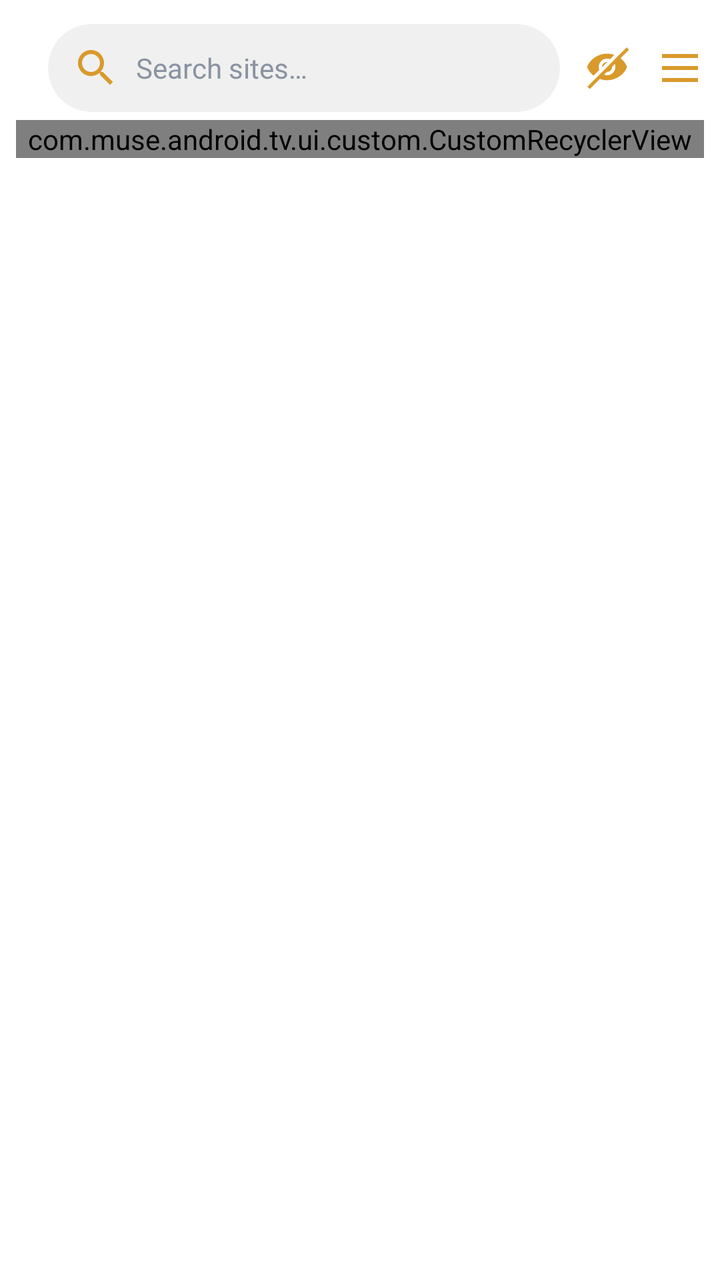
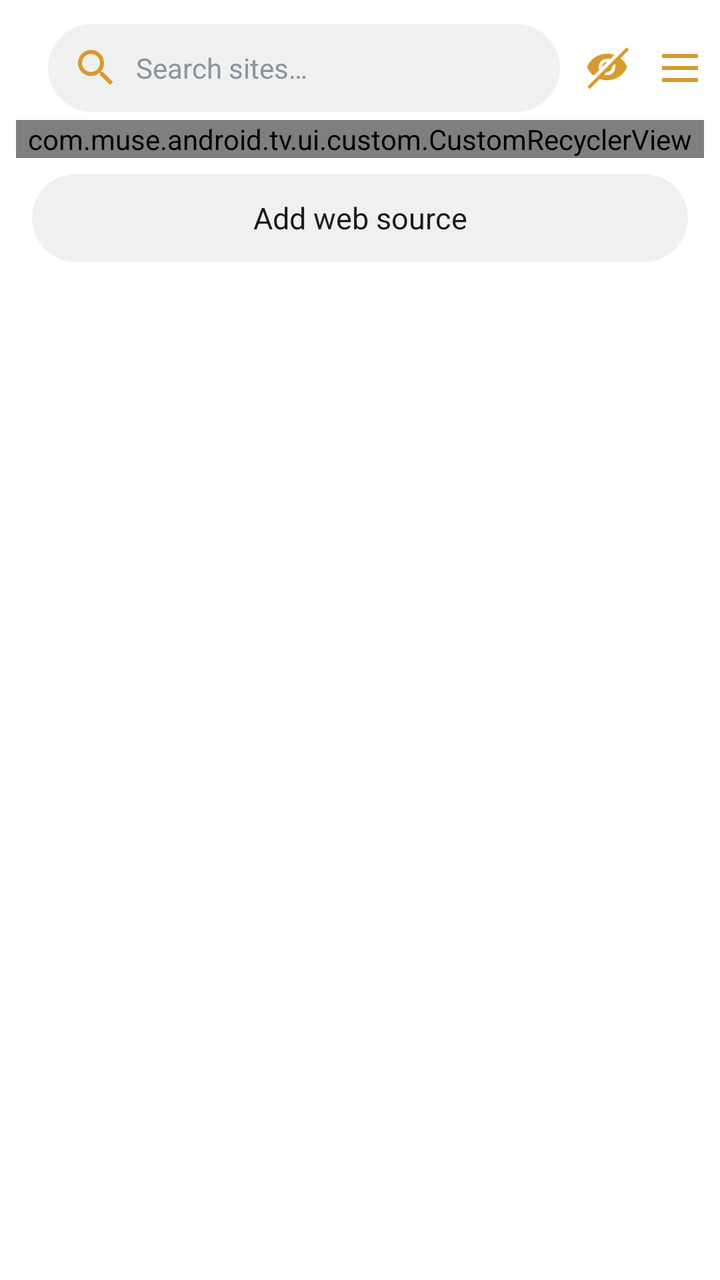

Two renders of the same Android screen: before a commit and after it. Below are the layout's source before the change and the commit's diff.
<!-- AndroidManifest.xml: another module's application theme Theme.App -->
<!-- res/layout/dialog_site.xml -->
<?xml version="1.0" encoding="utf-8"?>
<androidx.appcompat.widget.LinearLayoutCompat xmlns:android="http://schemas.android.com/apk/res/android"
    xmlns:app="http://schemas.android.com/apk/res-auto"
    android:layout_width="match_parent"
    android:layout_height="wrap_content"
    android:background="@color/hh_bg_card"
    android:orientation="vertical"
    android:paddingStart="@dimen/hh_space_2"
    android:paddingTop="@dimen/hh_space_3"
    android:paddingEnd="@dimen/hh_space_2"
    android:paddingBottom="@dimen/hh_space_2">

    
    <androidx.appcompat.widget.LinearLayoutCompat
        android:layout_width="match_parent"
        android:layout_height="wrap_content"
        android:gravity="center_vertical"
        android:orientation="horizontal">

        <View
            android:layout_width="8dp"
            android:layout_height="8dp"
            android:layout_marginEnd="@dimen/hh_space_2" />

        <com.google.android.material.textfield.TextInputEditText
            android:id="@+id/keyword"
            android:layout_width="0dp"
            android:layout_height="@dimen/hh_touch"
            android:layout_weight="1"
            android:background="@drawable/bg_hh_pill"
            android:drawablePadding="8dp"
            android:gravity="center_vertical"
            android:hint="@string/site_search_hint"
            android:imeOptions="actionDone"
            android:inputType="text"
            android:maxLength="255"
            android:paddingStart="@dimen/hh_space_3"
            android:paddingEnd="@dimen/hh_space_3"
            android:singleLine="true"
            android:textColor="@color/hh_text_primary"
            android:textColorHint="@color/hh_text_hint"
            android:textSize="@dimen/hh_text_t2"
            app:drawableStartCompat="@drawable/ic_site_search"
            app:drawableTint="@color/hh_accent" />

        <androidx.appcompat.widget.AppCompatImageView
            android:id="@+id/block"
            android:layout_width="@dimen/hh_icon_lg"
            android:layout_height="@dimen/hh_touch"
            android:layout_marginStart="@dimen/hh_space_3"
            android:background="?attr/selectableItemBackgroundBorderless"
            android:padding="0dp"
            android:scaleType="centerInside"
            android:src="@drawable/ic_site_hidden"
            app:tint="@color/hh_accent" />

        <androidx.appcompat.widget.AppCompatImageView
            android:id="@+id/search"
            android:layout_width="@dimen/hh_icon_lg"
            android:layout_height="@dimen/hh_touch"
            android:layout_marginStart="@dimen/hh_space_3"
            android:background="?attr/selectableItemBackgroundBorderless"
            android:padding="0dp"
            android:scaleType="centerInside"
            android:src="@drawable/ic_site_single_column"
            app:tint="@color/hh_accent" />

    </androidx.appcompat.widget.LinearLayoutCompat>

    <HorizontalScrollView
        android:id="@+id/groupScroll"
        android:layout_width="match_parent"
        android:layout_height="wrap_content"
        android:layout_marginTop="@dimen/hh_space_1"
        android:clipToPadding="false"
        android:overScrollMode="never"
        android:scrollbars="none"
        android:visibility="gone">

        <androidx.appcompat.widget.LinearLayoutCompat
            android:id="@+id/groupList"
            android:layout_width="wrap_content"
            android:layout_height="wrap_content"
            android:orientation="horizontal" />

    </HorizontalScrollView>

    
    <com.muse.android.tv.ui.custom.CustomRecyclerView
        android:id="@+id/recycler"
        android:layout_width="match_parent"
        android:layout_height="wrap_content"
        android:layout_marginTop="@dimen/hh_space_1"
        android:clipChildren="false"
        android:clipToPadding="false"
        android:overScrollMode="never"
        android:paddingTop="0dp"
        android:paddingBottom="0dp"
        app:layoutManager="androidx.recyclerview.widget.LinearLayoutManager"
        app:maxHeight="480dp" />


    <androidx.appcompat.widget.LinearLayoutCompat
        android:id="@+id/selectBar"
        android:layout_width="match_parent"
        android:layout_height="wrap_content"
        android:layout_marginTop="@dimen/hh_space_2"
        android:background="@drawable/bg_hh_card"
        android:gravity="center_vertical"
        android:orientation="horizontal"
        android:paddingStart="@dimen/hh_space_3"
        android:paddingTop="@dimen/hh_space_2"
        android:paddingEnd="@dimen/hh_space_3"
        android:paddingBottom="@dimen/hh_space_2"
        android:visibility="gone">

        <TextView
            android:id="@+id/selectCount"
            android:layout_width="wrap_content"
            android:layout_height="wrap_content"
            android:text="@string/site_select_hint"
            android:textColor="@color/hh_text_primary"
            android:textSize="@dimen/hh_text_t5" />

        <View
            android:layout_width="0dp"
            android:layout_height="1dp"
            android:layout_weight="1" />

        <TextView
            android:id="@+id/selectAll"
            android:layout_width="wrap_content"
            android:layout_height="32dp"
            android:background="?attr/selectableItemBackgroundBorderless"
            android:gravity="center"
            android:paddingStart="@dimen/hh_space_2"
            android:paddingEnd="@dimen/hh_space_2"
            android:text="@string/site_select_all"
            android:textColor="@color/hh_text_accent"
            android:textSize="@dimen/hh_text_t5" />

        <TextView
            android:id="@+id/selectInvert"
            android:layout_width="wrap_content"
            android:layout_height="32dp"
            android:background="?attr/selectableItemBackgroundBorderless"
            android:gravity="center"
            android:paddingStart="@dimen/hh_space_2"
            android:paddingEnd="@dimen/hh_space_2"
            android:text="@string/site_select_invert"
            android:textColor="@color/hh_text_accent"
            android:textSize="@dimen/hh_text_t5" />

        <TextView
            android:id="@+id/selectNone"
            android:layout_width="wrap_content"
            android:layout_height="32dp"
            android:background="?attr/selectableItemBackgroundBorderless"
            android:gravity="center"
            android:paddingStart="@dimen/hh_space_2"
            android:paddingEnd="@dimen/hh_space_2"
            android:text="@string/site_select_none"
            android:textColor="@color/hh_text_accent"
            android:textSize="@dimen/hh_text_t5" />

        <TextView
            android:id="@+id/selectCancel"
            android:layout_width="wrap_content"
            android:layout_height="32dp"
            android:background="?attr/selectableItemBackgroundBorderless"
            android:gravity="center"
            android:paddingStart="@dimen/hh_space_2"
            android:paddingEnd="@dimen/hh_space_2"
            android:text="@string/dialog_negative"
            android:textColor="@color/hh_text_secondary"
            android:textSize="@dimen/hh_text_t5" />

    </androidx.appcompat.widget.LinearLayoutCompat>

    <TextView
        android:id="@+id/selectConfirm"
        android:layout_width="match_parent"
        android:layout_height="@dimen/hh_touch"
        android:layout_marginTop="@dimen/hh_space_2"
        android:layout_marginStart="@dimen/hh_space_2"
        android:layout_marginEnd="@dimen/hh_space_2"
        android:background="@drawable/bg_hh_pill"
        android:gravity="center"
        android:text="@string/site_select_confirm"
        android:textColor="@color/hh_on_accent"
        android:textSize="@dimen/hh_text_t3"
        android:visibility="gone" />

</androidx.appcompat.widget.LinearLayoutCompat>
<!-- resources referenced by this layout -->
<resources>
  <color name="hh_accent">#FFD99A2B</color>
  <color name="hh_bg_card">#FFFFFFFF</color>
  <color name="hh_on_accent">#FF171A1F</color>
  <color name="hh_text_accent">#FF8A5F12</color>
  <color name="hh_text_hint">#FF8A93A1</color>
  <color name="hh_text_primary">#FF171A1F</color>
  <color name="hh_text_secondary">#FF5A6270</color>
  <dimen name="hh_icon_lg">24dp</dimen>
  <dimen name="hh_space_1">4dp</dimen>
  <dimen name="hh_space_2">8dp</dimen>
  <dimen name="hh_space_3">12dp</dimen>
  <dimen name="hh_text_t2">14sp</dimen>
  <dimen name="hh_text_t3">15sp</dimen>
  <dimen name="hh_text_t5">13sp</dimen>
  <dimen name="hh_touch">44dp</dimen>
  <!-- drawable bg_hh_card (drawable) -->
  <?xml version="1.0" encoding="utf-8"?>
  <shape xmlns:android="http://schemas.android.com/apk/res/android"
      android:shape="rectangle">
      <solid android:color="@color/hh_bg_card" />
      <corners android:radius="@dimen/hh_radius_card" />
  </shape>
  <!-- drawable bg_hh_pill (drawable) -->
  <?xml version="1.0" encoding="utf-8"?>
  <selector xmlns:android="http://schemas.android.com/apk/res/android">
      <item android:state_selected="true">
          <shape android:shape="rectangle">
              <solid android:color="@color/hh_accent_soft_bg" />
              <corners android:radius="@dimen/hh_radius_pill" />
          </shape>
      </item>
      <item android:state_activated="true">
          <shape android:shape="rectangle">
              <solid android:color="@color/hh_accent_soft_bg" />
              <corners android:radius="@dimen/hh_radius_pill" />
          </shape>
      </item>
      <item>
          <shape android:shape="rectangle">
              <solid android:color="@color/hh_neutral_soft_bg" />
              <corners android:radius="@dimen/hh_radius_pill" />
          </shape>
      </item>
  </selector>
  <!-- drawable ic_site_search (drawable) -->
  <vector xmlns:android="http://schemas.android.com/apk/res/android"
      android:width="24dp"
      android:height="24dp"
      android:tint="?attr/colorControlNormal"
      android:viewportWidth="24"
      android:viewportHeight="24">
      <path
          android:fillColor="@android:color/white"
          android:pathData="M15.5,14h-0.79l-0.28,-0.27C15.41,12.59 16,11.11 16,9.5 16,5.91 13.09,3 9.5,3S3,5.91 3,9.5 5.91,16 9.5,16c1.61,0 3.09,-0.59 4.23,-1.57l0.27,0.28v0.79l5,4.99L20.49,19l-4.99,-5zM9.5,14C7.01,14 5,11.99 5,9.5S7.01,5 9.5,5 14,7.01 14,9.5 11.99,14 9.5,14z" />
  </vector>
  <!-- drawable ic_site_single_column (drawable) -->
  <?xml version="1.0" encoding="utf-8"?>
  <vector xmlns:android="http://schemas.android.com/apk/res/android"
      android:width="24dp"
      android:height="24dp"
      android:tint="?attr/colorControlNormal"
      android:viewportWidth="24"
      android:viewportHeight="24">
  
      <path
          android:fillColor="@android:color/white"
          android:pathData="M3,5h18v2H3V5zM3,11h18v2H3v-2zM3,17h18v2H3v-2z" />
  
  </vector>
  <string name="dialog_negative">Cancel</string>
  <string name="site_search_hint">Search sites…</string>
  <string name="site_select_all">All</string>
  <string name="site_select_confirm">Act on selection</string>
  <string name="site_select_hint">%1$d selected</string>
  <string name="site_select_invert">Invert</string>
  <string name="site_select_none">None</string>
  <style name="Theme.App" parent="Theme.Base" />
  <dimen name="hh_radius_card">18dp</dimen>
  <color name="hh_accent_soft_bg">#2ED99A2B</color>
  <dimen name="hh_radius_pill">999dp</dimen>
  <color name="hh_neutral_soft_bg">#0F000000</color>
  <style name="Theme.Base" parent="Theme.Material3.DynamicColors.DayNight.NoActionBar">
          <item name="android:statusBarColor">@color/transparent</item>
          <item name="android:navigationBarColor">@color/transparent</item>
          <item name="android:windowDrawsSystemBarBackgrounds">true</item>
      </style>
  <color name="transparent">#00000000</color>
  <!-- unchanged entries left out for length: 1 -->
</resources>

<!-- the commit's change to res/layout/dialog_site.xml (unified diff, before → after) -->
@@ -99,6 +99,19 @@
         app:layoutManager="androidx.recyclerview.widget.LinearLayoutManager"
         app:maxHeight="480dp" />
 
+    <TextView
+        android:id="@+id/addWebSource"
+        android:layout_width="match_parent"
+        android:layout_height="@dimen/hh_touch"
+        android:layout_marginTop="@dimen/hh_space_2"
+        android:layout_marginStart="@dimen/hh_space_2"
+        android:layout_marginEnd="@dimen/hh_space_2"
+        android:background="@drawable/bg_hh_pill"
+        android:gravity="center"
+        android:text="@string/site_web_source_add"
+        android:textColor="@color/hh_on_accent"
+        android:textSize="@dimen/hh_text_t3" />
+
 
     <androidx.appcompat.widget.LinearLayoutCompat
         android:id="@+id/selectBar"
<!-- resource entries referenced after the edit -->
@@ -76,6 +76,7 @@
   <string name="site_select_hint">%1$d selected</string>
   <string name="site_select_invert">Invert</string>
   <string name="site_select_none">None</string>
+  <string name="site_web_source_add">Add web source</string>
   <style name="Theme.App" parent="Theme.Base" />
   <dimen name="hh_radius_card">18dp</dimen>
   <color name="hh_accent_soft_bg">#2ED99A2B</color>
